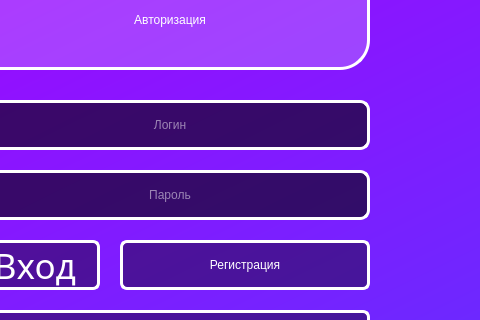
Qt form entrance.ui (Bubblegubm/appforstaff) before a commit; both pictures show x 800 to 1280 and y 180 to 500 of the 1280 by 720 pixel window.
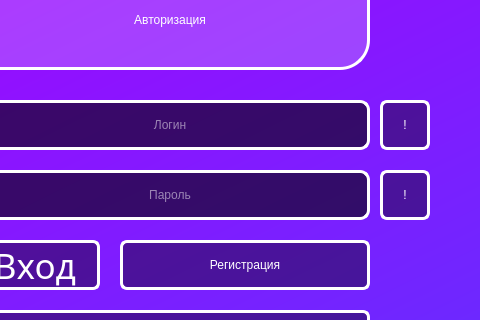
The same form after that commit.

Patch:
```diff
--- a/entrance.ui
+++ b/entrance.ui
@@ -326,6 +326,52 @@
      <set>Qt::AlignCenter</set>
     </property>
    </widget>
+   <widget class="QLabel" name="IconFailLogin">
+    <property name="geometry">
+     <rect>
+      <x>1180</x>
+      <y>280</y>
+      <width>50</width>
+      <height>50</height>
+     </rect>
+    </property>
+    <property name="styleSheet">
+     <string notr="true">color: rgb(255, 255, 255);
+border: 3px solid rgb(255, 255, 255);
+border-radius: 7px;
+font: 26pt &quot;Ambient(RUS BY LYAJKA)&quot;;
+background-color: rgba(0, 0, 0, 100);</string>
+    </property>
+    <property name="text">
+     <string>!</string>
+    </property>
+    <property name="alignment">
+     <set>Qt::AlignCenter</set>
+    </property>
+   </widget>
+   <widget class="QLabel" name="IconFailPassword">
+    <property name="geometry">
+     <rect>
+      <x>1180</x>
+      <y>350</y>
+      <width>50</width>
+      <height>50</height>
+     </rect>
+    </property>
+    <property name="styleSheet">
+     <string notr="true">color: rgb(255, 255, 255);
+border: 3px solid rgb(255, 255, 255);
+border-radius: 7px;
+font: 26pt &quot;Ambient(RUS BY LYAJKA)&quot;;
+background-color: rgba(0, 0, 0, 100);</string>
+    </property>
+    <property name="text">
+     <string>!</string>
+    </property>
+    <property name="alignment">
+     <set>Qt::AlignCenter</set>
+    </property>
+   </widget>
   </widget>
  </widget>
  <resources/>
```
